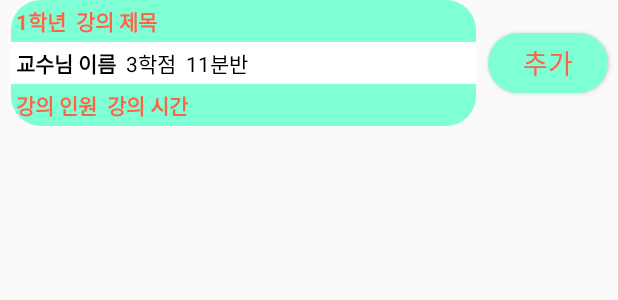
After one commit to dbstngur88/OSS-ClassAssistantProject, an Android app: the layout course.xml on its own in the app's theme, with its tools: preview values and no code run, on a phone screen of 412 x 824 dp. The commit adds this screen. Shown: the top 300 px of the screen. Run offline under Robolectric (Android 15) with nearby library versions, the phone set to English and light mode, and no system bars.

Commit message:
CourseActivity 및 Course 구성 중

```diff
--- /dev/null
+++ b/app/src/main/res/layout/course.xml
@@ -0,0 +1,106 @@
+<?xml version="1.0" encoding="utf-8"?>
+<LinearLayout
+    xmlns:android="http://schemas.android.com/apk/res/android"
+    android:layout_width="match_parent"
+    android:layout_height="wrap_content"
+    android:orientation="horizontal">
+
+        <LinearLayout
+            android:layout_width="310dp"
+            android:layout_height="wrap_content"
+            android:orientation="vertical"
+            android:layout_marginLeft="7dp">
+            <LinearLayout
+                android:layout_width="match_parent"
+                android:layout_height="wrap_content"
+                android:orientation="horizontal"
+                android:background="@drawable/style_login">
+                <TextView
+                    android:id="@+id/courseGrade"
+                    android:layout_width="wrap_content"
+                    android:layout_height="wrap_content"
+                    android:text="1학년"
+                    android:layout_gravity="center"
+                    android:padding="3dp"
+                    android:textColor="#FF6347"
+                    android:textStyle="bold"/>
+                <TextView
+                    android:id="@+id/courseTitle"
+                    android:layout_width="wrap_content"
+                    android:layout_height="wrap_content"
+                    android:text="강의 제목"
+                    android:layout_gravity="center"
+                    android:padding="3dp"
+                    android:textColor="#FF6347"
+                    android:textStyle="bold"/>
+            </LinearLayout>
+            <LinearLayout
+                android:layout_width="match_parent"
+                android:layout_height="wrap_content"
+                android:orientation="horizontal"
+                android:background="#ffffff">
+                <TextView
+                    android:id="@+id/courseProfessor"
+                    android:layout_width="wrap_content"
+                    android:layout_height="wrap_content"
+                    android:text="교수님 이름"
+                    android:layout_gravity="center"
+                    android:padding="3dp"
+                    android:textColor="#000000"
+                    android:textStyle="bold"/>
+                <TextView
+                    android:id="@+id/courseCredit"
+                    android:layout_width="wrap_content"
+                    android:layout_height="wrap_content"
+                    android:text="3학점"
+                    android:layout_gravity="center"
+                    android:padding="3dp"
+                    android:textColor="#000000"/>
+                <TextView
+                    android:id="@+id/courseDivide"
+                    android:layout_width="wrap_content"
+                    android:layout_height="wrap_content"
+                    android:text="11분반"
+                    android:layout_gravity="center"
+                    android:padding="3dp"
+                    android:textColor="#000000"/>
+            </LinearLayout>
+            <LinearLayout
+                android:layout_width="match_parent"
+                android:layout_height="wrap_content"
+                android:orientation="horizontal"
+                android:background="@drawable/style_pw">
+                <TextView
+                    android:id="@+id/coursePersonnel"
+                    android:layout_width="wrap_content"
+                    android:layout_height="wrap_content"
+                    android:text="강의 인원"
+                    android:layout_gravity="center"
+                    android:padding="3dp"
+                    android:textColor="#FF6347"
+                    android:textStyle="bold"/>
+                <TextView
+                    android:id="@+id/courseTime"
+                    android:layout_width="wrap_content"
+                    android:layout_height="wrap_content"
+                    android:text="강의 시간"
+                    android:layout_gravity="center"
+                    android:padding="3dp"
+                    android:textColor="#FF6347"
+                    android:textStyle="bold"/>
+            </LinearLayout>
+        </LinearLayout>
+        <Button
+            android:id="@+id/addButton"
+            android:layout_width="80dp"
+            android:layout_height="40dp"
+            android:layout_gravity="center"
+            android:gravity="center"
+            android:text="추가"
+            android:background="@drawable/style_button"
+            android:textColor="#FF6347"
+            android:textSize="18dp"
+            android:layout_marginRight="13dp"
+            android:layout_marginLeft="8dp"/>
+
+</LinearLayout>
```
Also changed, not shown: app/src/main/java/com/example/classassistantproject/Course.java (+30 -108 lines), app/src/main/java/com/example/classassistantproject/CourseActivity.java (+70 -1 lines), app/src/main/res/layout/activity_basic_screen.xml (+0 -12 lines), app/src/main/res/layout/activity_course.xml (+6 -16 lines).
